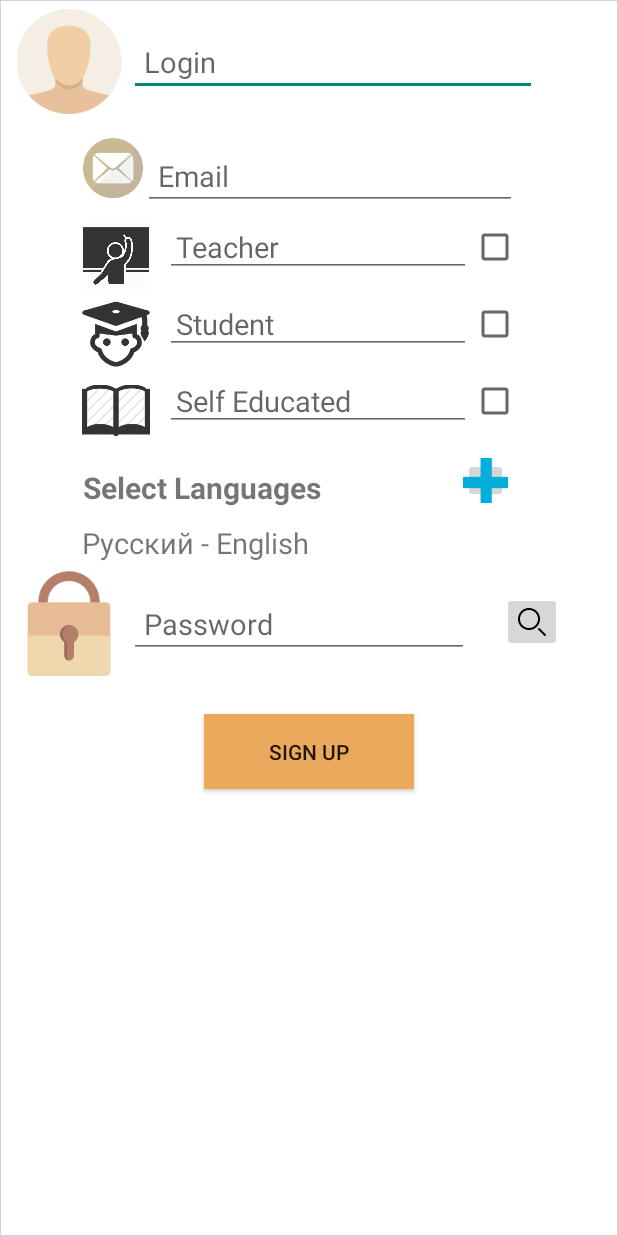
After one commit to Yasinaaa/LangAPP, an Android app: the layout sign_up.xml on its own in the app's theme, with its tools: preview values and no code run, on a phone screen of 412 x 824 dp. The commit adds this screen. Run offline under Robolectric (Android 15) with nearby library versions, the phone set to English and light mode, and no system bars.

Commit message:
created sign_up.xml

```diff
--- a/app/src/main/java/com/example/yasina/langapp/SignInActivity.java
+++ b/app/src/main/java/com/example/yasina/langapp/SignInActivity.java
@@ -11,7 +11,7 @@ public class SignInActivity extends ActionBarActivity {
     @Override
     protected void onCreate(Bundle savedInstanceState) {
         super.onCreate(savedInstanceState);
-        setContentView(R.layout.sign_in);
+        setContentView(R.layout.sign_up);
     }
 
 
--- /dev/null
+++ b/app/src/main/res/layout/sign_up.xml
@@ -0,0 +1,254 @@
+<?xml version="1.0" encoding="utf-8"?>
+<LinearLayout xmlns:android="http://schemas.android.com/apk/res/android"
+    android:orientation="vertical" android:layout_width="match_parent"
+    android:layout_height="match_parent"
+    android:background="@drawable/edittext_default_bg"
+    >
+
+    <LinearLayout
+        android:layout_width="wrap_content"
+        android:layout_height="wrap_content">
+        <ImageView
+            android:id="@+id/ivUser"
+            android:src="@drawable/user"
+            android:layout_width="80dp"
+            android:layout_height="70dp"
+            android:layout_marginTop="6dp"
+            android:layout_marginLeft="6dp"
+            />
+        <EditText
+            android:id="@+id/etLogin"
+            android:layout_width="wrap_content"
+            android:layout_height="wrap_content"
+            android:layout_marginTop="18dp"
+            android:layout_toRightOf="@+id/ivUser"
+            android:padding="10dp"
+            android:hint="Login"
+            android:ems="12"
+            android:textSize="19dp"
+            />
+    </LinearLayout>
+
+    <LinearLayout
+        android:layout_width="wrap_content"
+        android:layout_height="wrap_content"
+        android:paddingLeft="35dp">
+        <ImageView
+            android:id="@+id/ivEmail"
+            android:src="@drawable/email"
+            android:layout_width="50dp"
+            android:layout_height="60dp"
+            android:paddingLeft="10dp"
+            android:layout_marginTop="6dp"
+            android:layout_marginLeft="10dp"
+            />
+        <EditText
+            android:id="@+id/etEmail"
+            android:layout_width="wrap_content"
+            android:layout_height="wrap_content"
+            android:layout_marginTop="18dp"
+            android:layout_toRightOf="@+id/ivEmail"
+            android:padding="10dp"
+            android:hint="Email"
+            android:ems="11"
+            android:textSize="19dp"
+            />
+    </LinearLayout>
+
+    <LinearLayout
+        android:id="@+id/llTeacher"
+        android:layout_width="wrap_content"
+        android:layout_height="wrap_content"
+        android:orientation="horizontal"
+        android:paddingLeft="35dp">
+        <ImageView
+            android:id="@+id/ivTeacher"
+            android:src="@drawable/teacher"
+            android:layout_width="45dp"
+            android:layout_height="45dp"
+            android:layout_marginTop="6dp"
+            android:layout_marginLeft="19dp"
+            />
+        <EditText
+            android:id="@+id/etTeacher"
+            android:layout_width="wrap_content"
+            android:layout_height="wrap_content"
+            android:layout_marginTop="2dp"
+            android:padding="7dp"
+            android:ems="9"
+            android:textSize="19dp"
+            android:layout_marginLeft="10dp"
+            android:hint="Teacher"
+            />
+        <CheckBox
+            android:id="@+id/cbTeacher"
+            android:layout_width="match_parent"
+            android:layout_height="wrap_content"
+            android:layout_alignBaseline="@+id/etTeacher"
+            android:layout_alignBottom="@+id/etTeacher"
+            android:layout_toRightOf="@+id/etTeacher"
+            android:focusable="false"
+            android:focusableInTouchMode="false"
+            />
+    </LinearLayout>
+
+    <LinearLayout
+        android:layout_width="wrap_content"
+        android:layout_height="wrap_content"
+        android:layout_below="@+id/llTeacher"
+        android:orientation="horizontal"
+        android:paddingLeft="35dp">
+        <ImageView
+            android:id="@+id/ivStudent"
+            android:src="@drawable/student"
+            android:layout_width="45dp"
+            android:layout_height="45dp"
+            android:layout_marginTop="6dp"
+            android:layout_marginLeft="19dp"
+            />
+        <EditText
+            android:id="@+id/etStudent"
+            android:layout_width="wrap_content"
+            android:layout_height="wrap_content"
+            android:layout_marginTop="2dp"
+            android:padding="7dp"
+            android:ems="9"
+            android:layout_marginLeft="10dp"
+            android:hint="Student"
+            android:textSize="19dp"
+            />
+        <CheckBox
+            android:id="@+id/cbStudent"
+            android:layout_width="match_parent"
+            android:layout_height="wrap_content"
+            android:layout_alignBaseline="@+id/etStudent"
+            android:layout_alignBottom="@+id/etStudent"
+            android:layout_toRightOf="@+id/etStudent"
+            android:focusable="false"
+            android:focusableInTouchMode="false"
+            />
+    </LinearLayout>
+
+    <LinearLayout
+        android:id="@+id/llSelfEducated"
+        android:layout_width="wrap_content"
+        android:layout_height="wrap_content"
+        android:layout_below="@+id/llStudent"
+        android:orientation="horizontal"
+        android:paddingLeft="35dp">
+        <ImageView
+            android:id="@+id/ivSelfEducated"
+            android:src="@drawable/selfE"
+            android:layout_width="45dp"
+            android:layout_height="45dp"
+            android:layout_marginTop="6dp"
+            android:layout_marginLeft="19dp"
+            />
+        <EditText
+            android:id="@+id/etSelfEducated"
+            android:layout_width="wrap_content"
+            android:layout_height="wrap_content"
+            android:layout_marginTop="2dp"
+            android:padding="7dp"
+            android:ems="9"
+            android:layout_marginLeft="10dp"
+            android:hint="Self Educated"
+            android:textSize="19dp"
+            />
+        <CheckBox
+            android:id="@+id/cbSelfEducated"
+            android:layout_width="match_parent"
+            android:layout_height="wrap_content"
+            android:layout_alignBaseline="@+id/SelfEducated"
+            android:layout_alignBottom="@+id/SelfEducatedr"
+            android:layout_toRightOf="@+id/SelfEducated"
+            android:focusable="false"
+            android:focusableInTouchMode="false"
+            />
+    </LinearLayout>
+
+    <LinearLayout
+        android:id="@+id/llSelectLanguages"
+        android:layout_width="wrap_content"
+        android:layout_height="wrap_content"
+        android:layout_below="@+id/llSelfEducated"
+        android:paddingLeft="35dp">
+        <TextView
+            android:id="@+id/tvSelectLanguages"
+            android:layout_width="wrap_content"
+            android:layout_height="wrap_content"
+            android:layout_marginTop="5dp"
+            android:padding="10dp"
+            android:ems="10"
+            android:layout_marginLeft="10dp"
+            android:textSize="20dp"
+            android:typeface="sans"
+            android:textStyle="bold|normal"
+            android:text="Select Languages"/>
+        <ImageButton
+            android:id="@+id/ibAddLanguages"
+            android:layout_width="30dp"
+            android:layout_height="30dp"
+            android:padding="10dp"
+            android:src="@drawable/add"
+            android:paddingBottom="200dp"
+            android:layout_marginTop="9dp"
+            android:layout_marginLeft="30dp"
+            android:layout_weight="4" />
+    </LinearLayout>
+
+    <TextView
+        android:id="@+id/tvYoursLangsChoose"
+        android:layout_width="wrap_content"
+        android:layout_height="wrap_content"
+        android:text="Русский - English"
+        android:textSize="19dp"
+        android:layout_marginLeft="19dp"
+        android:paddingLeft="35dp"
+        />
+
+    <LinearLayout
+        android:layout_width="wrap_content"
+        android:layout_height="wrap_content">
+        <ImageView
+            android:id="@+id/ivPassword"
+            android:src="@drawable/lock"
+            android:layout_width="80dp"
+            android:layout_height="70dp"
+            android:layout_marginTop="6dp"
+            android:layout_marginLeft="6dp"
+            />
+        <EditText
+            android:id="@+id/etPassword"
+            android:layout_width="wrap_content"
+            android:layout_height="wrap_content"
+            android:layout_marginTop="18dp"
+            android:layout_toRightOf="@+id/ivUser"
+            android:padding="10dp"
+            android:hint="Password"
+            android:ems="10"
+            android:textSize="19dp"
+            />
+        <ImageButton
+            android:id="@+id/ibShowPassword"
+            android:layout_width="40dp"
+            android:layout_height="40dp"
+            android:src="@drawable/see"
+            android:layout_marginTop="20dp"
+            android:layout_marginLeft="22dp"
+            android:layout_weight="4" />
+    </LinearLayout>
+
+    <Button
+        android:id="@+id/btnSingIn"
+        android:layout_width="140dp"
+        android:layout_height="50dp"
+        android:layout_gravity="center"
+        android:padding="8dp"
+        android:layout_margin="25dp"
+        android:ems="7"
+        android:text="Sign UP"
+        android:background="#ebaa5b"
+        />
+
+</LinearLayout>
```
Also changed, not shown: app/src/main/res/layout/sign_in.xml (deleted, +0 -84 lines), app/src/main/res/layout/sign_in_2.xml (deleted, +0 -132 lines), app/src/main/res/drawable-hdpi/email.png (added), app/src/main/res/drawable-hdpi/lock.png (added), app/src/main/res/drawable-hdpi/see.png, app/src/main/res/drawable-hdpi/selfE.png (added), app/src/main/res/drawable-hdpi/signUPbutton.png (added), app/src/main/res/drawable-hdpi/student.png (added), app/src/main/res/drawable-hdpi/teacher.png (added).
